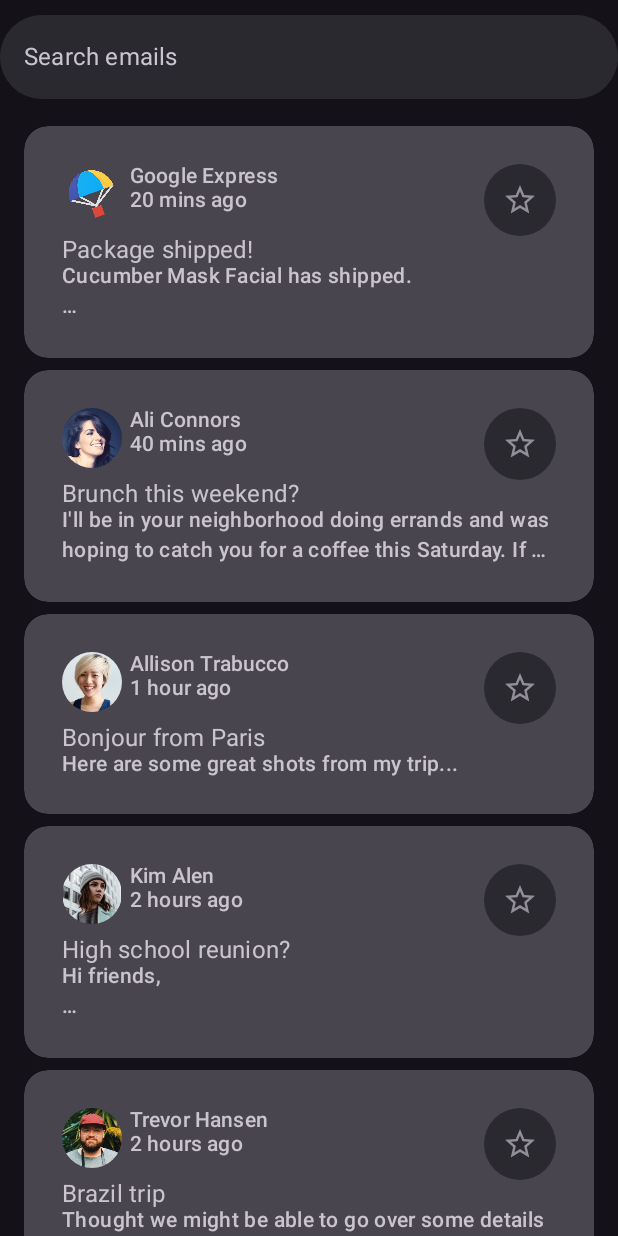
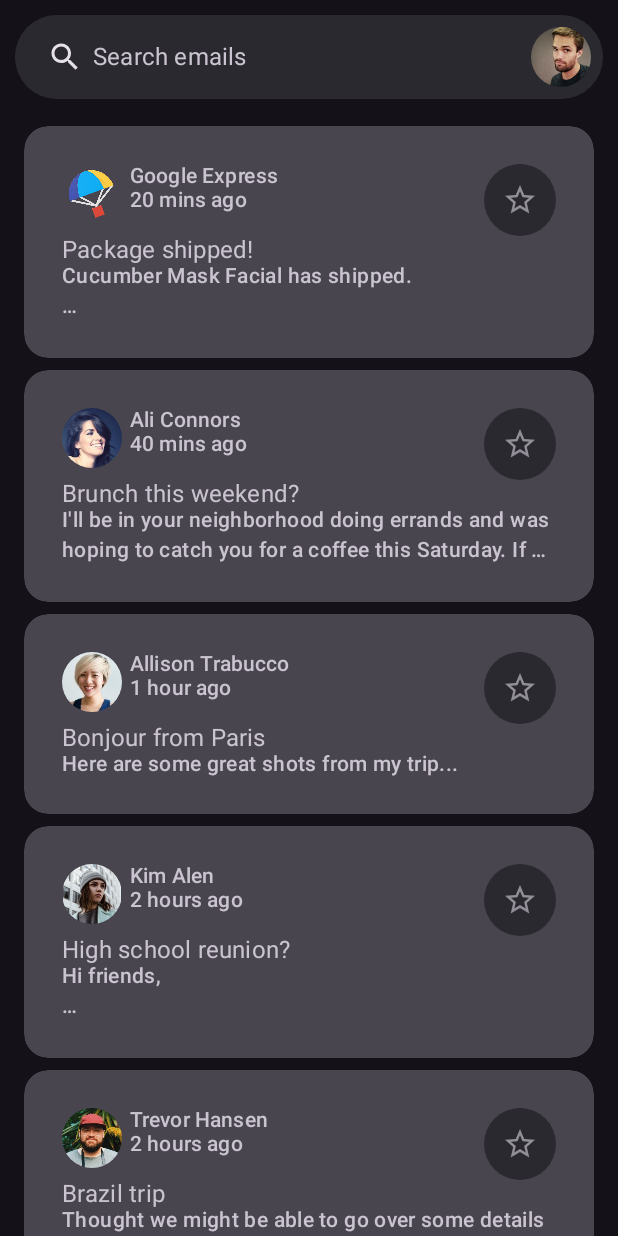
Before and after one commit to TWchenyuan/Reply, an Android app built with Jetpack Compose: the composable ReplyEmailList called with sample values from the repository, on a phone screen of 412 x 824 dp. Run offline under Robolectric (Android 15) with nearby library versions, the phone set to English and light mode, and no system bars; 4 statements that could not run were skipped.

Commit message:
impl search

```diff
--- a/app/src/main/java/com/thoughtworks/training/reply/ui/ReplyListContent.kt
+++ b/app/src/main/java/com/thoughtworks/training/reply/ui/ReplyListContent.kt
@@ -91,7 +91,7 @@ fun ReplyEmailList(
             },
             modifier = Modifier
                 .fillMaxWidth()
-                .padding(top = 10.dp)
+                .padding(top = 10.dp, start = 10.dp, end = 10.dp)
         )
 
         LazyColumn(
--- a/app/src/main/java/com/thoughtworks/training/reply/ui/components/ReplyAppBars.kt
+++ b/app/src/main/java/com/thoughtworks/training/reply/ui/components/ReplyAppBars.kt
@@ -1,9 +1,16 @@
 package com.thoughtworks.training.reply.ui.components
 
+import androidx.compose.foundation.layout.Column
+import androidx.compose.foundation.layout.Row
 import androidx.compose.foundation.layout.fillMaxWidth
 import androidx.compose.foundation.layout.padding
+import androidx.compose.foundation.lazy.LazyColumn
+import androidx.compose.foundation.lazy.items
+import androidx.compose.material.icons.Icons
+import androidx.compose.material.icons.filled.Search
 import androidx.compose.material3.ExperimentalMaterial3Api
 import androidx.compose.material3.DockedSearchBar
+import androidx.compose.material3.Icon
 import androidx.compose.material3.SearchBar
 import androidx.compose.material3.Text
 import androidx.compose.runtime.Composable
@@ -13,8 +20,11 @@ import androidx.compose.runtime.mutableStateListOf
 import androidx.compose.runtime.mutableStateOf
 import androidx.compose.runtime.remember
 import androidx.compose.runtime.setValue
+import androidx.compose.ui.Alignment
 import androidx.compose.ui.Modifier
+import androidx.compose.ui.res.stringResource
 import androidx.compose.ui.unit.dp
+import com.thoughtworks.training.reply.R
 import com.thoughtworks.training.reply.data.Email
 
 @OptIn(ExperimentalMaterial3Api::class)
@@ -29,8 +39,12 @@ fun ReplyDockedSearchBar(
     val searchResults = remember { mutableStateListOf<Email>() }
 
     LaunchedEffect(query) {
-        // TODO
-
+        searchResults.clear()
+        if (query.isNotEmpty()) {
+            val result =
+                emails.filter { it.sender.fullName.contains(query) || it.subject.contains(query) }
+            searchResults.addAll(result)
+        }
     }
     DockedSearchBar(
         modifier = modifier,
@@ -39,10 +53,43 @@ fun ReplyDockedSearchBar(
         onSearch = { active = false },
         active = active,
         onActiveChange = { active = it },
-        placeholder = { Text("Search emails") }
+        placeholder = { Text("Search emails") },
+        leadingIcon = {
+            Icon(
+                imageVector = Icons.Default.Search,
+                contentDescription = "Search Icon",
+                modifier = Modifier.padding(start = 10.dp),
+            )
+        },
+        trailingIcon = {
+            ReplyProfileImage(drawableResource = R.drawable.avatar_6, description = "my avatar")
+        }
+    ) {
+        if (searchResults.isNotEmpty()) {
+            LazyColumn(
+                modifier = Modifier
+                    .fillMaxWidth()
+                    .padding(20.dp)
+            ) {
+                items(searchResults) {
+                    Row(modifier = Modifier.fillMaxWidth().padding(5.dp),
+                        verticalAlignment = Alignment.CenterVertically
+                    ) {
+                        ReplyProfileImage(
+                            drawableResource = it.sender.avatar,
+                            description = "sender avatar"
+                        )
+                        Column (modifier = Modifier.fillMaxWidth().padding(start = 10.dp)){
+                            Text(text = it.subject)
+                            Text(text = it.sender.fullName)
+                        }
+                    }
 
-    ) {
-
+                }
+            }
+        } else {
+            if (query.isNotEmpty()) Text(text = "Not Found")
+        }
     }
 }
 
```
